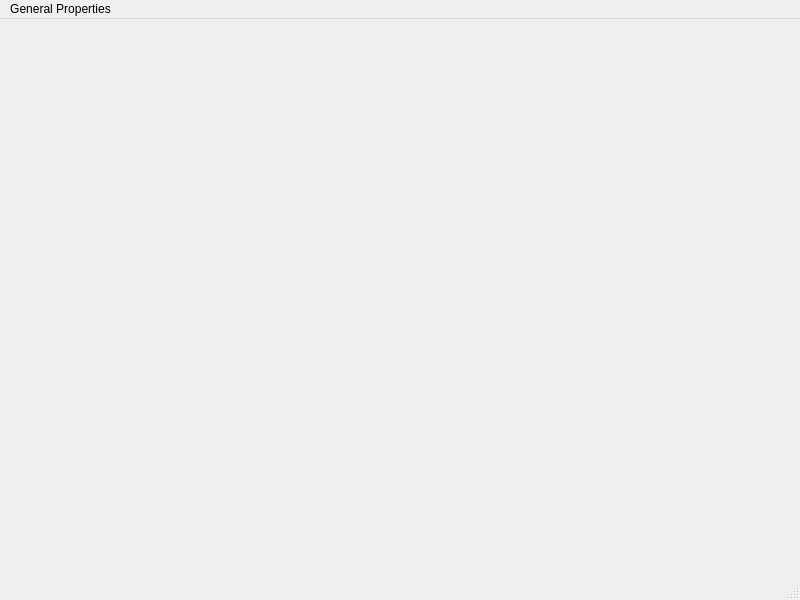
Qt form dialog/graphexploredlg.ui (xixihahahehehe/quantum-gis) before a commit.
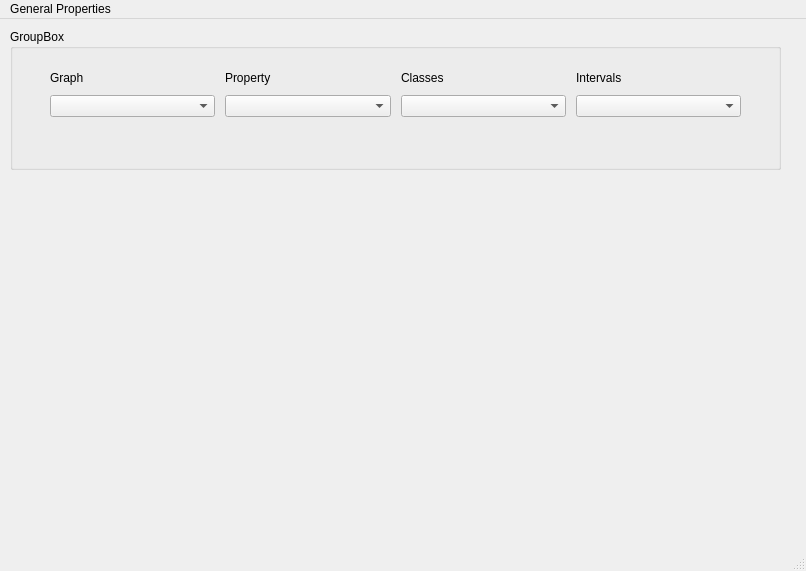
The same form after that commit.

```diff
--- a/dialog/graphexploredlg.ui
+++ b/dialog/graphexploredlg.ui
@@ -6,20 +6,205 @@
    <rect>
     <x>0</x>
     <y>0</y>
-    <width>800</width>
-    <height>600</height>
+    <width>806</width>
+    <height>571</height>
    </rect>
   </property>
   <property name="windowTitle">
    <string>MainWindow</string>
   </property>
-  <widget class="QWidget" name="centralwidget"/>
+  <widget class="QWidget" name="centralwidget">
+   <widget class="QWidget" name="verticalLayoutWidget">
+    <property name="geometry">
+     <rect>
+      <x>10</x>
+      <y>10</y>
+      <width>771</width>
+      <height>501</height>
+     </rect>
+    </property>
+    <layout class="QVBoxLayout" name="verticalLayout_4" stretch="2,0">
+     <property name="sizeConstraint">
+      <enum>QLayout::SetMaximumSize</enum>
+     </property>
+     <item>
+      <widget class="QGroupBox" name="groupBox">
+       <property name="sizePolicy">
+        <sizepolicy hsizetype="Expanding" vsizetype="Fixed">
+         <horstretch>0</horstretch>
+         <verstretch>0</verstretch>
+        </sizepolicy>
+       </property>
+       <property name="minimumSize">
+        <size>
+         <width>0</width>
+         <height>141</height>
+        </size>
+       </property>
+       <property name="title">
+        <string>GroupBox</string>
+       </property>
+       <widget class="QWidget" name="verticalLayoutWidget_2">
+        <property name="geometry">
+         <rect>
+          <x>0</x>
+          <y>20</y>
+          <width>771</width>
+          <height>90</height>
+         </rect>
+        </property>
+        <layout class="QVBoxLayout" name="verticalLayout_6">
+         <property name="spacing">
+          <number>10</number>
+         </property>
+         <property name="sizeConstraint">
+          <enum>QLayout::SetMinimumSize</enum>
+         </property>
+         <item>
+          <layout class="QHBoxLayout" name="horizontalLayout">
+           <property name="spacing">
+            <number>10</number>
+           </property>
+           <property name="sizeConstraint">
+            <enum>QLayout::SetDefaultConstraint</enum>
+           </property>
+           <item>
+            <spacer name="horizontalSpacer">
+             <property name="orientation">
+              <enum>Qt::Horizontal</enum>
+             </property>
+             <property name="sizeType">
+              <enum>QSizePolicy::Preferred</enum>
+             </property>
+             <property name="sizeHint" stdset="0">
+              <size>
+               <width>40</width>
+               <height>10</height>
+              </size>
+             </property>
+            </spacer>
+           </item>
+           <item>
+            <layout class="QVBoxLayout" name="verticalLayout">
+             <item>
+              <widget class="QLabel" name="label">
+               <property name="sizePolicy">
+                <sizepolicy hsizetype="Preferred" vsizetype="Fixed">
+                 <horstretch>0</horstretch>
+                 <verstretch>0</verstretch>
+                </sizepolicy>
+               </property>
+               <property name="text">
+                <string>Graph</string>
+               </property>
+              </widget>
+             </item>
+             <item>
+              <widget class="QComboBox" name="graph_comboBx"/>
+             </item>
+            </layout>
+           </item>
+           <item>
+            <layout class="QVBoxLayout" name="verticalLayout_2">
+             <item>
+              <widget class="QLabel" name="label_2">
+               <property name="sizePolicy">
+                <sizepolicy hsizetype="Preferred" vsizetype="Fixed">
+                 <horstretch>0</horstretch>
+                 <verstretch>0</verstretch>
+                </sizepolicy>
+               </property>
+               <property name="text">
+                <string>Property</string>
+               </property>
+              </widget>
+             </item>
+             <item>
+              <widget class="QComboBox" name="property_comboBx"/>
+             </item>
+            </layout>
+           </item>
+           <item>
+            <layout class="QVBoxLayout" name="verticalLayout_3" stretch="0,0">
+             <item>
+              <widget class="QLabel" name="label_3">
+               <property name="sizePolicy">
+                <sizepolicy hsizetype="Preferred" vsizetype="Fixed">
+                 <horstretch>0</horstretch>
+                 <verstretch>0</verstretch>
+                </sizepolicy>
+               </property>
+               <property name="text">
+                <string>Classes</string>
+               </property>
+              </widget>
+             </item>
+             <item>
+              <widget class="QComboBox" name="classes_comboBx"/>
+             </item>
+            </layout>
+           </item>
+           <item>
+            <layout class="QVBoxLayout" name="verticalLayout_5">
+             <item>
+              <widget class="QLabel" name="label_4">
+               <property name="sizePolicy">
+                <sizepolicy hsizetype="Preferred" vsizetype="Fixed">
+                 <horstretch>0</horstretch>
+                 <verstretch>0</verstretch>
+                </sizepolicy>
+               </property>
+               <property name="text">
+                <string>Intervals</string>
+               </property>
+              </widget>
+             </item>
+             <item>
+              <widget class="QComboBox" name="interval_comboBx"/>
+             </item>
+            </layout>
+           </item>
+           <item>
+            <spacer name="horizontalSpacer_2">
+             <property name="orientation">
+              <enum>Qt::Horizontal</enum>
+             </property>
+             <property name="sizeType">
+              <enum>QSizePolicy::Preferred</enum>
+             </property>
+             <property name="sizeHint" stdset="0">
+              <size>
+               <width>40</width>
+               <height>10</height>
+              </size>
+             </property>
+            </spacer>
+           </item>
+          </layout>
+         </item>
+        </layout>
+       </widget>
+      </widget>
+     </item>
+     <item>
+      <widget class="QWidget" name="chartwidget" native="true">
+       <property name="sizePolicy">
+        <sizepolicy hsizetype="Expanding" vsizetype="Preferred">
+         <horstretch>0</horstretch>
+         <verstretch>0</verstretch>
+        </sizepolicy>
+       </property>
+      </widget>
+     </item>
+    </layout>
+   </widget>
+  </widget>
   <widget class="QMenuBar" name="menubar">
    <property name="geometry">
     <rect>
      <x>0</x>
      <y>0</y>
-     <width>800</width>
+     <width>806</width>
      <height>23</height>
     </rect>
    </property>
```
